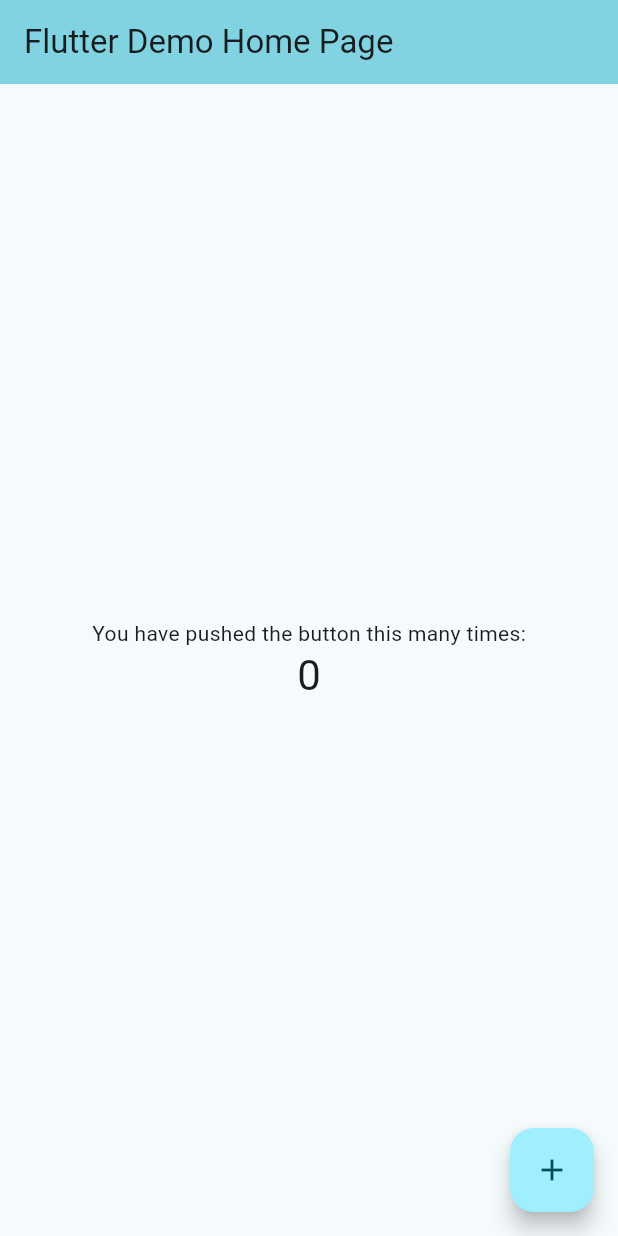
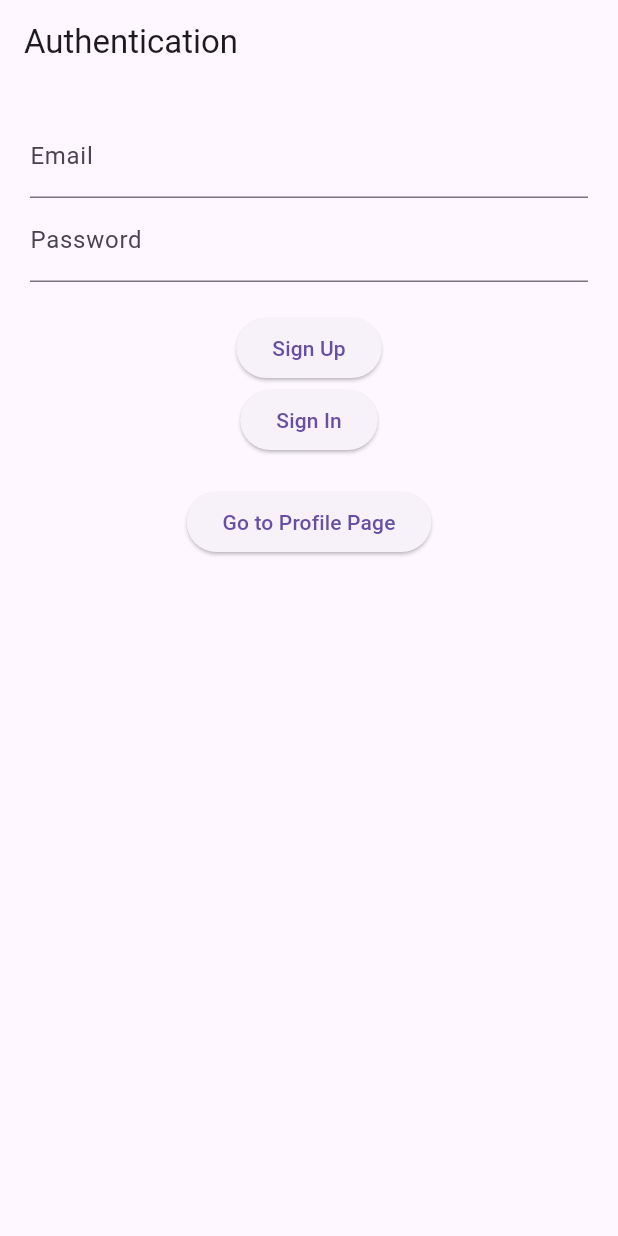
Before and after one commit to JKanaiya/FlutterBabyShopHub_eProject, a Flutter app: the screen it shows after launch, on a phone screen of 412 x 824 dp. Run offline on Flutter 3.47's test engine with Material 3 defaults, Android fonts, the phone set to English and light mode, and no system bars; our stand-ins replace google_fonts, supabase_flutter; accounts and stored records are empty; Roboto replaces fonts that are missing (Delius Swash Caps, Delius Unicase).

Commit message:
Add Dependencies (Image Picker and Supabase Flutter), Enabled authentication.

```diff
--- a/lib/main.dart
+++ b/lib/main.dart
@@ -1,104 +1,27 @@
 import 'package:flutter/material.dart';
-import 'util.dart';
-import 'theme.dart';
+import 'package:supabase_flutter/supabase_flutter.dart';
+import 'screens/auth_page.dart';
 
-void main() {
+void main() async {
+  WidgetsFlutterBinding.ensureInitialized();
+
+  await Supabase.initialize(
+    url: 'https://olovqmyqfrlatninpcue.supabase.co',
+    anonKey: 'eyJhbGciOiJIUzI1NiIsInR5cCI6IkpXVCJ9.eyJpc3MiOiJzdXBhYmFzZSIsInJlZiI6Im9sb3ZxbXlxZnJsYXRuaW5wY3VlIiwicm9sZSI6ImFub24iLCJpYXQiOjE3NTkyNTk5MDksImV4cCI6MjA3NDgzNTkwOX0.-C7iI6wiAP9h-WACNKnRX5V_Okh4t-NBDT4jGT39UTM',
+  );
+
   runApp(const MyApp());
 }
 
 class MyApp extends StatelessWidget {
   const MyApp({super.key});
 
-  // This widget is the root of your application.
   @override
   Widget build(BuildContext context) {
-    final brightness = View.of(context).platformDispatcher.platformBrightness;
-
-    // Retrieves the default theme for the platform
-    //TextTheme textTheme = Theme.of(context).textTheme;
-
-    // Use with Google Fonts package to use downloadable fonts
-    TextTheme textTheme = createTextTheme(context, "Delius Unicase", "Delius Swash Caps");
-
-    MaterialTheme theme = MaterialTheme(textTheme);
     return MaterialApp(
-      title: 'Flutter Demo',
-      theme: brightness == Brightness.light ? theme.light() : theme.dark(),
-      home: const MyHomePage(title: 'Flutter Demo Home Page'),
+      title: 'BabyShopHub',
+      theme: ThemeData(primarySwatch: Colors.blue),
+      home: const AuthPage(),
     );
   }
 }
-
-class MyHomePage extends StatefulWidget {
-  const MyHomePage({super.key, required this.title});
-
-  final String title;
-
-  @override
-  State<MyHomePage> createState() => _MyHomePageState();
-}
-
-class _MyHomePageState extends State<MyHomePage> {
-  int _counter = 0;
-
-  void _incrementCounter() {
-    setState(() {
-      _counter++;
-    });
-  }
-
-  @override
-  Widget build(BuildContext context) {
-    // This method is rerun every time setState is called, for instance as done
-    // by the _incrementCounter method above.
-    //
-    // The Flutter framework has been optimized to make rerunning build methods
-    // fast, so that you can just rebuild anything that needs updating rather
-    // than having to individually change instances of widgets.
-    return Scaffold(
-      appBar: AppBar(
-        // TRY THIS: Try changing the color here to a specific color (to
-        // Colors.amber, perhaps?) and trigger a hot reload to see the AppBar
-        // change color while the other colors stay the same.
-        backgroundColor: Theme.of(context).colorScheme.inversePrimary,
-        // Here we take the value from the MyHomePage object that was created by
-        // the App.build method, and use it to set our appbar title.
-        title: Text(widget.title),
-      ),
-      body: Center(
-        // Center is a layout widget. It takes a single child and positions it
-        // in the middle of the parent.
-        child: Column(
-          // Column is also a layout widget. It takes a list of children and
-          // arranges them vertically. By default, it sizes itself to fit its
-          // children horizontally, and tries to be as tall as its parent.
-          //
-          // Column has various properties to control how it sizes itself and
-          // how it positions its children. Here we use mainAxisAlignment to
-          // center the children vertically; the main axis here is the vertical
-          // axis because Columns are vertical (the cross axis would be
-          // horizontal).
-          //
-          // TRY THIS: Invoke "debug painting" (choose the "Toggle Debug Paint"
-          // action in the IDE, or press "p" in the console), to see the
-          // wireframe for each widget.
-          mainAxisAlignment: MainAxisAlignment.center,
-          children: <Widget>[
-            const Text(
-              'You have pushed the button this many times:',
-            ),
-            Text(
-              '$_counter',
-              style: Theme.of(context).textTheme.headlineMedium,
-            ),
-          ],
-        ),
-      ),
-      floatingActionButton: FloatingActionButton(
-        onPressed: _incrementCounter,
-        tooltip: 'Increment',
-        child: const Icon(Icons.add),
-      ), // This trailing comma makes auto-formatting nicer for build methods.
-    );
-  }
-}
--- /dev/null
+++ b/lib/screens/auth_page.dart
@@ -0,0 +1,99 @@
+import 'package:flutter/material.dart';
+import 'package:supabase_flutter/supabase_flutter.dart';
+import 'products_page.dart';
+import 'profile_page.dart';
+
+class AuthPage extends StatefulWidget {
+  const AuthPage({super.key});
+
+  @override
+  State<AuthPage> createState() => _AuthPageState();
+}
+
+class _AuthPageState extends State<AuthPage> {
+  final _emailController = TextEditingController();
+  final _passwordController = TextEditingController();
+
+  Future<void> _signUp() async {
+    final email = _emailController.text.trim();
+    final password = _passwordController.text.trim();
+
+    if (email.isEmpty || password.isEmpty) {
+      ScaffoldMessenger.of(context).showSnackBar(
+        const SnackBar(content: Text("Email and password required")),
+      );
+      return;
+    }
+
+    try {
+      final res = await Supabase.instance.client.auth.signUp(
+        email: email,
+        password: password,
+      );
+
+      if (res.user != null) {
+        ScaffoldMessenger.of(context).showSnackBar(
+          const SnackBar(content: Text("Signup success! Profile created automatically.")),
+        );
+      }
+    } on AuthException catch (e) {
+      ScaffoldMessenger.of(context).showSnackBar(
+        SnackBar(content: Text("Signup failed: ${e.message}")),
+      );
+    }
+  }
+
+
+
+  Future<void> _signIn() async {
+    final res = await Supabase.instance.client.auth.signInWithPassword(
+      email: _emailController.text,
+      password: _passwordController.text,
+    );
+
+    if (res.user != null) {
+      Navigator.pushReplacement(
+        context,
+        MaterialPageRoute(builder: (_) => const ProductsPage()),
+      );
+    } else {
+      ScaffoldMessenger.of(context).showSnackBar(
+        const SnackBar(content: Text("Login failed")),
+      );
+    }
+  }
+
+  @override
+  Widget build(BuildContext context) {
+    return Scaffold(
+      appBar: AppBar(title: const Text("Authentication")),
+      body: Padding(
+        padding: const EdgeInsets.all(20),
+        child: Column(
+          children: [
+            TextField(
+              controller: _emailController,
+              decoration: const InputDecoration(labelText: "Email"),
+            ),
+            TextField(
+              controller: _passwordController,
+              decoration: const InputDecoration(labelText: "Password"),
+              obscureText: true,
+            ),
+            const SizedBox(height: 20),
+            ElevatedButton(onPressed: _signUp, child: const Text("Sign Up")),
+            ElevatedButton(onPressed: _signIn, child: const Text("Sign In")),
+            const SizedBox(height: 20),
+            ElevatedButton(
+              onPressed: () {
+                Navigator.push(context,
+                    MaterialPageRoute(builder: (_) => const ProfilePage()));
+              },
+              child: const Text("Go to Profile Page"),
+            ),
+          ],
+        ),
+      ),
+    );
+  }
+}
--- a/pubspec.yaml
+++ b/pubspec.yaml
@@ -30,6 +30,9 @@ environment:
 dependencies:
   flutter:
     sdk: flutter
+
+  supabase_flutter: ^2.5.5
+  image_picker: ^1.0.7
   google_fonts:
 
   # The following adds the Cupertino Icons font to your application.
```
Also changed, not shown: lib/screens/products_page.dart (added, +46 -0 lines), lib/screens/profile_page.dart (added, +84 -0 lines), pubspec.lock, 5 other files.
